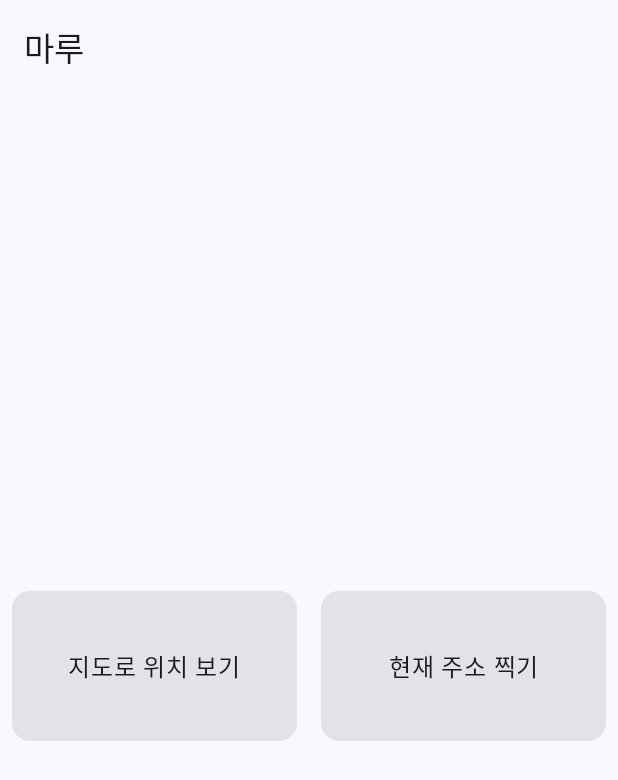
After one commit to spicypunch/RecordLocation, an Android app built with Jetpack Compose: the HomeScreen screen opened through its navigation route, on a phone screen of 412 x 824 dp. The commit adds this screen. Shown: the top 780 px of the screen. Run offline under Robolectric (Android 15) with nearby library versions, the phone set to English and light mode, and no system bars.

Commit message:
네비게이션 추가, 구글맵 추가

```diff
--- a/app/src/main/AndroidManifest.xml
+++ b/app/src/main/AndroidManifest.xml
@@ -14,6 +14,11 @@
         android:supportsRtl="true"
         android:theme="@style/Theme.RecordLocation"
         tools:targetApi="31">
+
+        <meta-data
+            android:name="com.google.android.geo.API_KEY"
+            android:value="AIzaSyDLKNEuH5RXzQMOAEZJmlNz5iGlcB8mFAM"
+            />
         <activity
             android:name=".MainActivity"
             android:exported="true"
--- /dev/null
+++ b/app/src/main/java/kr/jm/recordlocation/HomeScreen.kt
@@ -0,0 +1,62 @@
+package kr.jm.recordlocation
+
+import androidx.compose.foundation.clickable
+import androidx.compose.foundation.layout.Box
+import androidx.compose.foundation.layout.Row
+import androidx.compose.foundation.layout.fillMaxSize
+import androidx.compose.foundation.layout.height
+import androidx.compose.foundation.layout.padding
+import androidx.compose.material3.Card
+import androidx.compose.material3.ExperimentalMaterial3Api
+import androidx.compose.material3.Scaffold
+import androidx.compose.material3.Text
+import androidx.compose.material3.TopAppBar
+import androidx.compose.runtime.Composable
+import androidx.compose.ui.Alignment
+import androidx.compose.ui.Modifier
+import androidx.compose.ui.text.style.TextAlign
+import androidx.compose.ui.unit.dp
+
+@OptIn(ExperimentalMaterial3Api::class)
+@Composable
+fun HomeScreen(onclicked: (Boolean) -> Unit) {
+    Scaffold(
+        topBar = {
+            TopAppBar(title = { Text(text = "마루") })
+        }
+    ) {
+        Box(
+            modifier = Modifier
+                .fillMaxSize()
+                .padding(it)
+        ) {
+            Row(
+                modifier = Modifier.fillMaxSize(),
+                verticalAlignment = Alignment.CenterVertically
+            ) {
+                Card(
+                    modifier = Modifier
+                        .padding(8.dp)
+                        .weight(1f)
+                        .height(100.dp)
+                        .clickable { onclicked(true) }
+                ) {
+                    Box(contentAlignment = Alignment.Center, modifier = Modifier.fillMaxSize()) {
+                        Text(text = "지도로 위치 보기", textAlign = TextAlign.Center)
+                    }
+                }
+                Card(
+                    modifier = Modifier
+                        .padding(8.dp)
+                        .weight(1f)
+                        .height(100.dp)
+                        .clickable { onclicked(false) }
+                ) {
+                    Box(contentAlignment = Alignment.Center, modifier = Modifier.fillMaxSize()) {
+                        Text(text = "현재 주소 찍기", textAlign = TextAlign.Center)
+                    }
+                }
+            }
+        }
+    }
+}
--- a/build.gradle.kts
+++ b/build.gradle.kts
@@ -2,4 +2,5 @@
 plugins {
     id("com.android.application") version "8.1.1" apply false
     id("org.jetbrains.kotlin.android") version "1.8.10" apply false
+    id("com.google.android.libraries.mapsplatform.secrets-gradle-plugin") version "2.0.1" apply false
 }
```
Also changed, not shown: app/build.gradle.kts (+12 -2 lines), app/src/main/java/kr/jm/recordlocation/GoogleMap.kt (added, +58 -0 lines), app/src/main/java/kr/jm/recordlocation/MainActivity.kt (+65 -89 lines).
